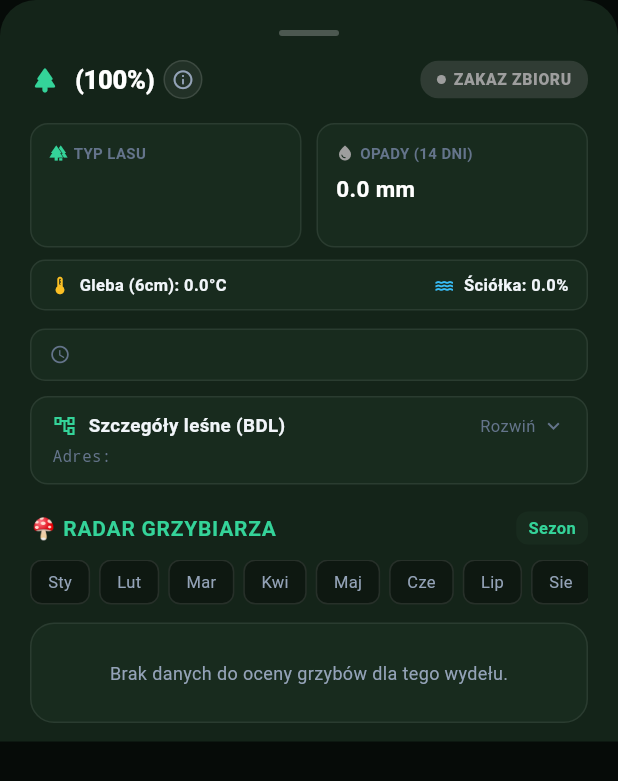
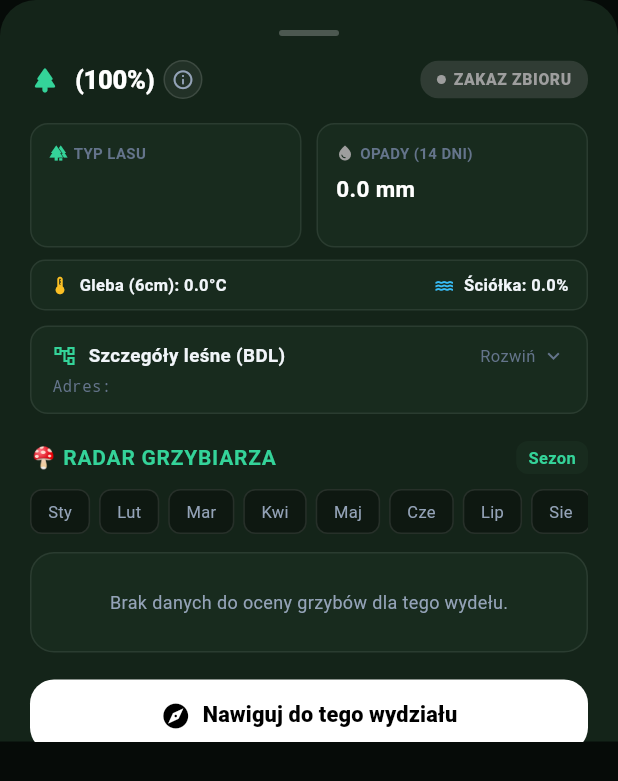
Before and after one commit to BacharaOleh/GrzybMap, a Flutter app: the ParcelBottomSheet widget shown alone on an empty page, opened directly with empty values, on a phone screen of 412 x 824 dp. Shown: the top 781 px of the screen. Run offline on Flutter 3.47's test engine with Material 3 defaults, Android fonts, the light colour scheme and no system bars; our stand-ins replace dio, flutter_map, flutter_riverpod, geolocator, latlong2, shared_preferences; accounts and stored records are empty.

Commit message:
description upgrade v2

```diff
--- a/grzybmap_app/lib/features/map/presentation/widgets/parcel_bottom_sheet.dart
+++ b/grzybmap_app/lib/features/map/presentation/widgets/parcel_bottom_sheet.dart
@@ -550,47 +550,6 @@
                     ),
                   ),
                 ],
-                const SizedBox(height: 12),
-
-                // Age category info strip
-                Container(
-                  padding: const EdgeInsets.symmetric(
-                    horizontal: 12,
-                    vertical: 8,
-                  ),
-                  decoration: BoxDecoration(
-                    color: AppColors.card,
-                    borderRadius: BorderRadius.circular(10),
-                    border: Border.all(color: AppColors.borderLight),
-                  ),
-                  child: Row(
-                    children: [
-                      const Icon(
-                        Icons.access_time,
-                        size: 14,
-                        color: AppColors.textDim,
-                      ),
-                      const SizedBox(width: 8),
-                      Expanded(
-                        child: Text(
-                          parcel.ageCategory,
-                          style: const TextStyle(
-                            fontSize: 12,
-                            color: AppColors.textMuted,
-                          ),
-                        ),
-                      ),
-                      if (parcel.areaHa != null)
-                        Text(
-                          parcel.areaHa!,
-                          style: const TextStyle(
-                            fontSize: 11,
-                            color: AppColors.textDim,
-                          ),
-                        ),
-                    ],
-                  ),
-                ),
                 const SizedBox(height: 10),
 
                 // U4: Technical forestry address spoiler
@@ -891,6 +850,14 @@
                 width: cardWidth,
                 child: _CarouselMushroomCard(
                   result: result,
+                  onTap: () {
+                    MushroomDetailSheet.show(
+                      context,
+                      mushroom: result.mushroom,
+                      matchResult: result,
+                      onSetTargetMushroom: widget.onSetTargetMushroom,
+                    );
+                  },
                   onShowLookalike: () =>
                       _showLookalikeComparison(context, result.mushroom),
                 ),
```
